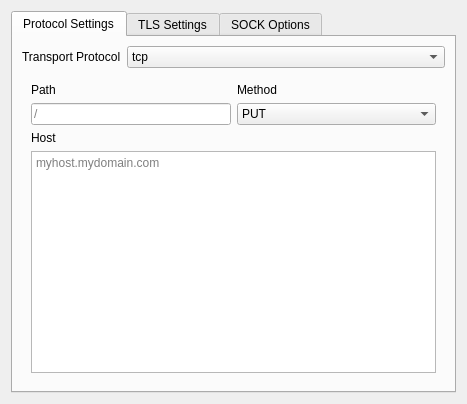
Qt form src/ui/widgets/widgets/StreamSettingsWidget.ui (Qv2ray/Qv2ray) before a commit.
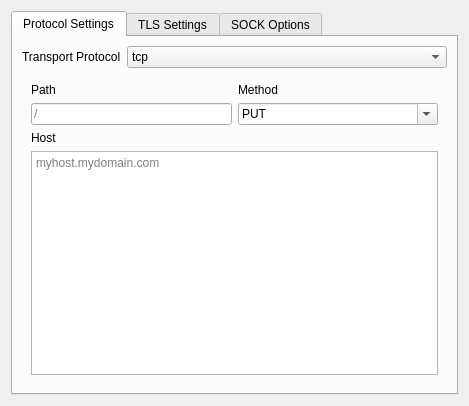
The same form after that commit. The open tabs and pages were chosen to show the change.

Commit message: chore: httpMethod->editable && tcpKeepAliveIntervalSpinBox maximum->max(int32)

```diff
--- a/src/ui/widgets/widgets/StreamSettingsWidget.ui
+++ b/src/ui/widgets/widgets/StreamSettingsWidget.ui
@@ -6,8 +6,8 @@
    <rect>
     <x>0</x>
     <y>0</y>
-    <width>467</width>
-    <height>404</height>
+    <width>469</width>
+    <height>406</height>
    </rect>
   </property>
   <property name="windowTitle">
@@ -240,6 +240,9 @@
            </item>
            <item row="1" column="1">
             <widget class="QComboBox" name="httpMethodCB">
+             <property name="editable">
+              <bool>true</bool>
+             </property>
              <item>
               <property name="text">
                <string notr="true">PUT</string>
```
Left out of the diff: 6 changed lines with no effect on the pictures.
